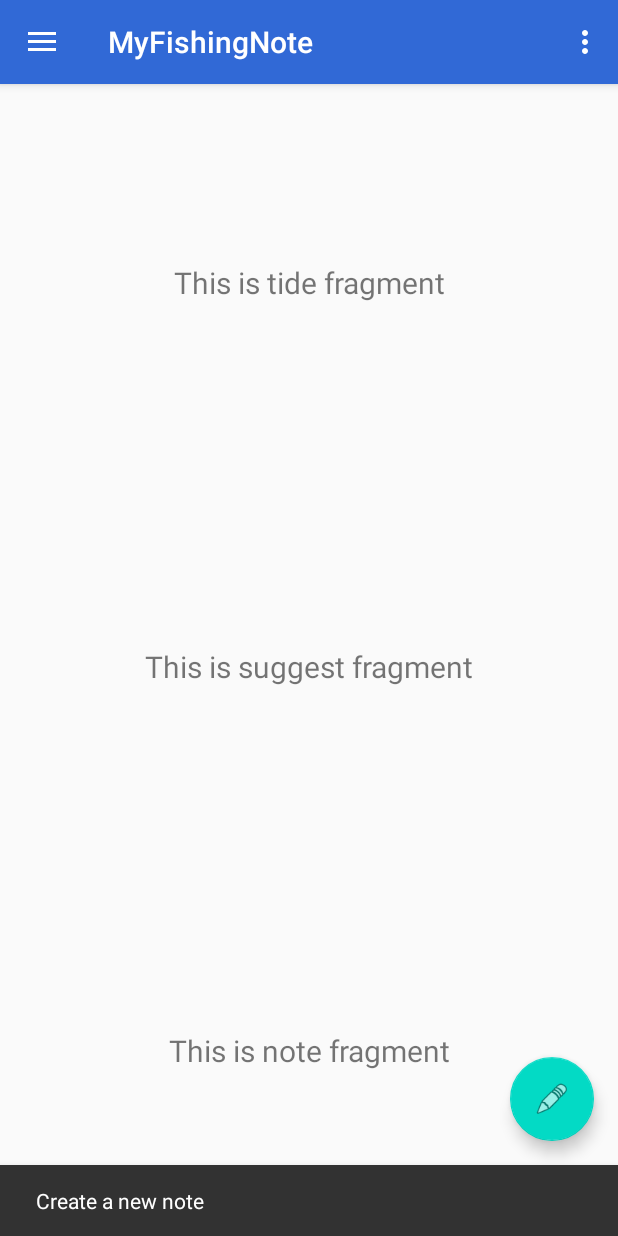
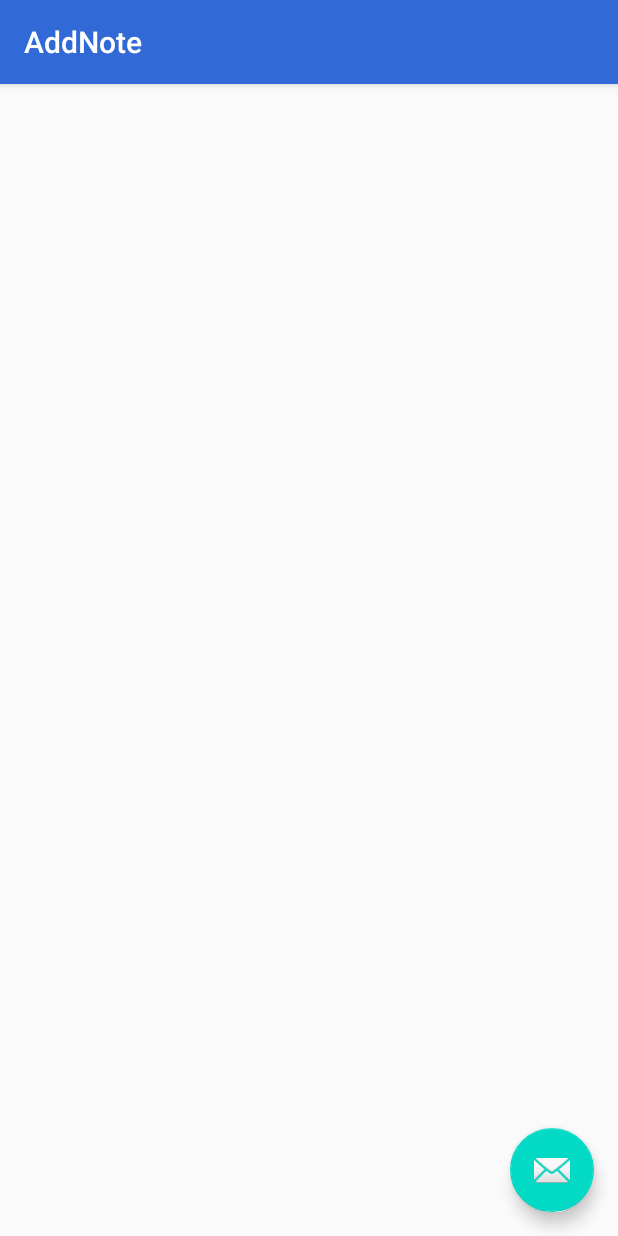
Before and after one commit to kj-koh/ateam, an Android app: the screen it shows after launch (MainActivity before the commit, AddNote after it), after a tap on an icon or button, on a phone screen of 412 x 824 dp. Run offline under Robolectric (Android 15) with nearby library versions, the phone set to English and light mode, and no system bars; our stand-ins replace navigation-ui.

Commit message:
no message

```diff
--- a/MyFishingNote/app/src/main/AndroidManifest.xml
+++ b/MyFishingNote/app/src/main/AndroidManifest.xml
@@ -16,8 +16,12 @@
         android:supportsRtl="true"
         android:theme="@style/AppTheme">
         <activity
+            android:name=".ui.note.AddNote"
+            android:label="@string/title_activity_add_note"
+            android:theme="@style/AppTheme.NoActionBar"></activity>
+        <activity
             android:name=".ui.member.ui.login.LoginActivity"
-            android:label="@string/title_activity_login"></activity>
+            android:label="@string/title_activity_login" />
         <!--
              The API key for Google Maps-based APIs is defined as a string resource.
              (See the file "res/values/google_maps_api.xml").
--- a/MyFishingNote/app/src/main/java/com/example/myfishingnote/MainActivity.java
+++ b/MyFishingNote/app/src/main/java/com/example/myfishingnote/MainActivity.java
@@ -11,6 +11,7 @@ import android.widget.Toast;
 import com.example.myfishingnote.ui.home.HomeFragment;
 import com.example.myfishingnote.ui.map.MapFragment;
 import com.example.myfishingnote.ui.map.MapsFragment;
+import com.example.myfishingnote.ui.note.AddNote;
 import com.example.myfishingnote.ui.note.NoteFragment;
 import com.example.myfishingnote.ui.settings.SettingsActivity;
 import com.example.myfishingnote.ui.suggest.SuggestFragment;
@@ -77,8 +78,12 @@ public class MainActivity extends AppCompatActivity {
         fab.setOnClickListener(new View.OnClickListener() {
             @Override
             public void onClick(View view) {
-                Snackbar.make(view, "Create a new note", Snackbar.LENGTH_LONG)
-                        .setAction("Action", null).show();
+                /*Snackbar.make(view, "Create a new note", Snackbar.LENGTH_LONG)
+                        .setAction("Action", null).show();*/
+                Intent intent = new Intent(MainActivity.this, AddNote.class);
+                startActivity(intent);
+
+
             }
         });
 
@@ -167,6 +172,12 @@ public class MainActivity extends AppCompatActivity {
                 || super.onSupportNavigateUp();
     }
 
-
-
+    @Override
+    public void onBackPressed() {
+        if (drawerLayout.isDrawerOpen(GravityCompat.START)) {
+            drawerLayout.closeDrawers();
+        } else {
+            super.onBackPressed();
+        }
+    }
 }
--- /dev/null
+++ b/MyFishingNote/app/src/main/java/com/example/myfishingnote/ui/note/AddNote.java
@@ -0,0 +1,33 @@
+package com.example.myfishingnote.ui.note;
+
+import android.os.Bundle;
+
+import com.google.android.material.floatingactionbutton.FloatingActionButton;
+import com.google.android.material.snackbar.Snackbar;
+
+import androidx.appcompat.app.AppCompatActivity;
+import androidx.appcompat.widget.Toolbar;
+
+import android.view.View;
+
+import com.example.myfishingnote.R;
+
+public class AddNote extends AppCompatActivity {
+
+    @Override
+    protected void onCreate(Bundle savedInstanceState) {
+        super.onCreate(savedInstanceState);
+        setContentView(R.layout.activity_add_note);
+        Toolbar toolbar = findViewById(R.id.toolbar);
+        setSupportActionBar(toolbar);
+
+        FloatingActionButton fab = findViewById(R.id.fab);
+        fab.setOnClickListener(new View.OnClickListener() {
+            @Override
+            public void onClick(View view) {
+                Snackbar.make(view, "Replace with your own action", Snackbar.LENGTH_LONG)
+                        .setAction("Action", null).show();
+            }
+        });
+    }
+}
--- /dev/null
+++ b/MyFishingNote/app/src/main/res/layout/activity_add_note.xml
@@ -0,0 +1,33 @@
+<?xml version="1.0" encoding="utf-8"?>
+<androidx.coordinatorlayout.widget.CoordinatorLayout xmlns:android="http://schemas.android.com/apk/res/android"
+    xmlns:app="http://schemas.android.com/apk/res-auto"
+    xmlns:tools="http://schemas.android.com/tools"
+    android:layout_width="match_parent"
+    android:layout_height="match_parent"
+    tools:context=".ui.note.AddNote">
+
+    <com.google.android.material.appbar.AppBarLayout
+        android:layout_width="match_parent"
+        android:layout_height="wrap_content"
+        android:theme="@style/AppTheme.AppBarOverlay">
+
+        <androidx.appcompat.widget.Toolbar
+            android:id="@+id/toolbar"
+            android:layout_width="match_parent"
+            android:layout_height="?attr/actionBarSize"
+            android:background="?attr/colorPrimary"
+            app:popupTheme="@style/AppTheme.PopupOverlay" />
+
+    </com.google.android.material.appbar.AppBarLayout>
+
+    <include layout="@layout/content_add_note" />
+
+    <com.google.android.material.floatingactionbutton.FloatingActionButton
+        android:id="@+id/fab"
+        android:layout_width="wrap_content"
+        android:layout_height="wrap_content"
+        android:layout_gravity="bottom|end"
+        android:layout_margin="@dimen/fab_margin"
+        app:srcCompat="@android:drawable/ic_dialog_email" />
+
+</androidx.coordinatorlayout.widget.CoordinatorLayout>
--- /dev/null
+++ b/MyFishingNote/app/src/main/res/layout/content_add_note.xml
@@ -0,0 +1,6 @@
+<?xml version="1.0" encoding="utf-8"?>
+<androidx.constraintlayout.widget.ConstraintLayout xmlns:android="http://schemas.android.com/apk/res/android"
+    xmlns:app="http://schemas.android.com/apk/res-auto"
+    android:layout_width="match_parent"
+    android:layout_height="match_parent"
+    app:layout_behavior="@string/appbar_scrolling_view_behavior"></androidx.constraintlayout.widget.ConstraintLayout>
--- a/MyFishingNote/app/src/main/res/values/styles.xml
+++ b/MyFishingNote/app/src/main/res/values/styles.xml
@@ -18,12 +18,11 @@
 
     <style name="AppTheme.PopupOverlay" parent="ThemeOverlay.AppCompat.Light" />
 
-    <style name="IntroTheme"  parent="Theme.AppCompat.NoActionBar">
+    <style name="IntroTheme" parent="Theme.AppCompat.NoActionBar">
 
         <item name="android:windowBackground">@drawable/intro</item>
 
     </style>
 
 
-
 </resources>
```
Also changed, not shown: MyFishingNote/app/src/main/java/com/example/myfishingnote/ui/note/FirstFragment.java (added, +35 -0 lines), MyFishingNote/app/src/main/java/com/example/myfishingnote/ui/note/SecondFragment.java (added, +36 -0 lines), MyFishingNote/app/src/main/res/layout/fragment_first.xml (added, +28 -0 lines), MyFishingNote/app/src/main/res/layout/fragment_second.xml (added, +27 -0 lines), MyFishingNote/app/src/main/res/navigation/mobile_navigation.xml (added, +35 -0 lines), MyFishingNote/app/src/main/res/navigation/nav_graph.xml (added, +28 -0 lines), MyFishingNote/app/src/main/res/values/strings.xml (+9 -0 lines).
